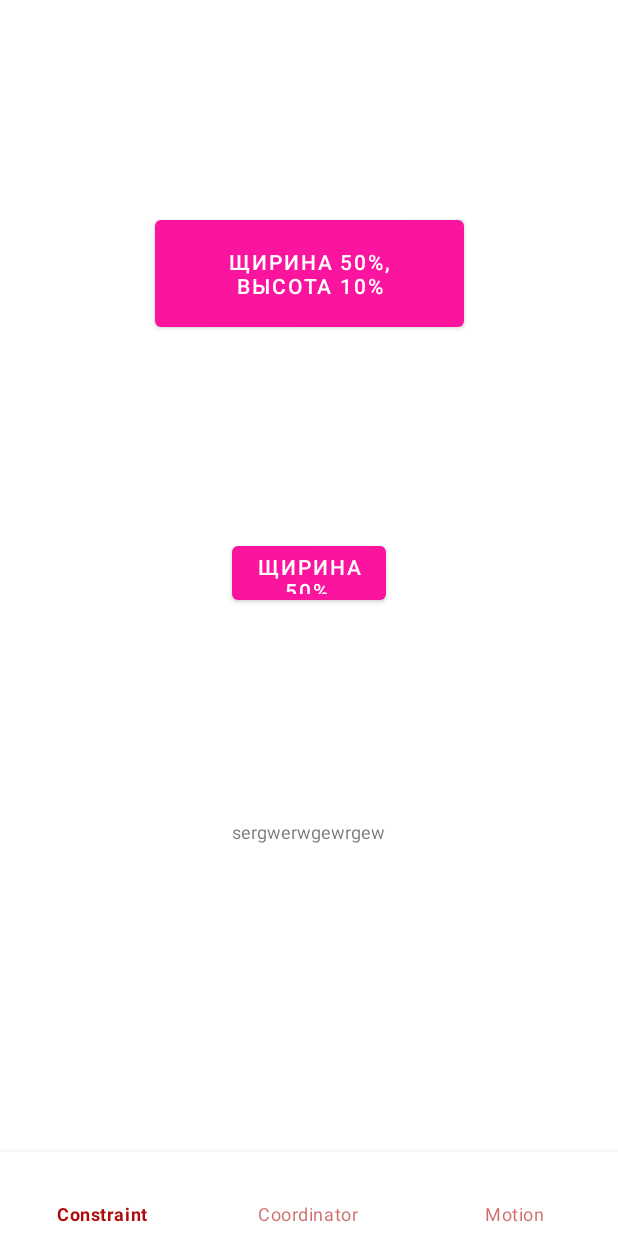
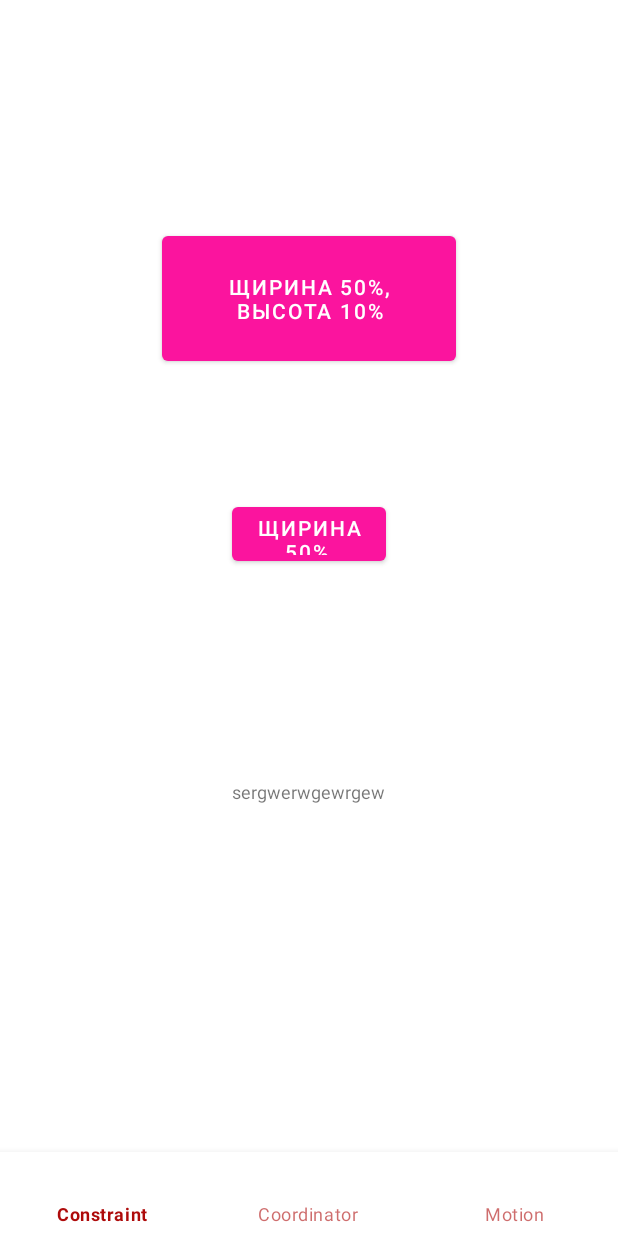
Before and after one commit to mentatusn/material_1797_1679_3, an Android app: the screen it shows after launch (LayoutActivity), on a phone screen of 412 x 824 dp. Run offline under Robolectric (Android 15) with nearby library versions, the phone set to English and light mode, and no system bars; Roboto replaces fonts that are not available here.

Commit message:
урок 4 разместили виджеты на экране, задали положение в процентах относительно строно родительского контейнера

```diff
--- a/app/src/main/res/layout/fragment_constraint.xml
+++ b/app/src/main/res/layout/fragment_constraint.xml
@@ -6,51 +6,55 @@
     android:layout_height="match_parent">
 
 
-
     <com.google.android.material.button.MaterialButton
         android:id="@+id/btnOne"
-        android:layout_width="0dp"
-        android:layout_height="0dp"
+        android:layout_width="196dp"
+        android:layout_height="83dp"
         android:insetTop="0dp"
         android:insetBottom="0dp"
         android:text="Щирина 50%, Высота 10%"
-        app:layout_constraintHorizontal_bias="0.5"
-        app:layout_constraintBottom_toTopOf="@+id/btnTwo"
+        app:layout_constraintBottom_toBottomOf="parent"
         app:layout_constraintEnd_toEndOf="parent"
         app:layout_constraintHeight_percent="0.1"
+        app:layout_constraintHorizontal_bias="0.5"
         app:layout_constraintStart_toStartOf="parent"
         app:layout_constraintTop_toTopOf="parent"
+        app:layout_constraintVertical_bias="0.25"
         app:layout_constraintWidth_percent="0.5" />
 
     <com.google.android.material.button.MaterialButton
         android:id="@+id/btnTwo"
         android:layout_width="0dp"
         android:layout_height="0dp"
-
         android:insetTop="0dp"
         android:insetBottom="0dp"
-
         android:text="Щирина 50%, Высота 10%"
-        app:layout_constraintBottom_toTopOf="@+id/textView"
-
+        app:layout_constraintBottom_toBottomOf="parent"
         app:layout_constraintEnd_toEndOf="parent"
         app:layout_constraintHeight_percent="0.05"
+        app:layout_constraintHorizontal_bias="0.5"
         app:layout_constraintStart_toStartOf="parent"
-        app:layout_constraintTop_toBottomOf="@+id/btnOne"
-        app:layout_constraintWidth_percent="0.25" />
+
+        app:layout_constraintTop_toTopOf="parent"
+
+        app:layout_constraintVertical_bias="0.5"
+        app:layout_constraintWidth_percent="0.25"
+        tools:layout_editor_absoluteX="147dp"
+        tools:layout_editor_absoluteY="426dp" />
 
     <TextView
         android:id="@+id/textView"
         android:layout_width="0dp"
         android:layout_height="wrap_content"
+        android:maxLines="1"
+        android:text="sergwerwgewrgewrhjhsrthdasgerg"
         app:autoSizeTextType="uniform"
-        android:text="sergwerwgewrgewrhjhsrthdasgerg"
-        android:maxLines="1"
-        app:layout_constraintWidth_percent="0.25"
         app:layout_constraintBottom_toBottomOf="parent"
         app:layout_constraintEnd_toEndOf="parent"
         app:layout_constraintHorizontal_bias="0.5"
         app:layout_constraintStart_toStartOf="parent"
-        app:layout_constraintTop_toBottomOf="@+id/btnTwo" />
+        app:layout_constraintTop_toTopOf="parent"
+        app:layout_constraintVertical_bias="0.75"
+        app:layout_constraintWidth_percent="0.25" />
 
 </androidx.constraintlayout.widget.ConstraintLayout>
```
